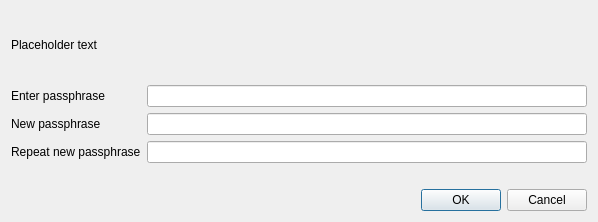
This is src/qt/forms/askpassphrasedialog.ui in oro-cm/ORO as Qt 5 draws it before an edit. The edited form follows.
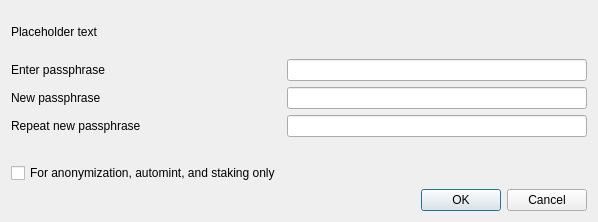
This is the edited form.

The edit to the form file:
```diff
--- a/src/qt/forms/askpassphrasedialog.ui
+++ b/src/qt/forms/askpassphrasedialog.ui
@@ -108,6 +108,22 @@
        </property>
       </widget>
      </item>
+     <item row="4" column="0">
+      <widget class="QCheckBox" name="anonymizationCheckBox">
+       <property name="enabled">
+        <bool>true</bool>
+       </property>
+       <property name="toolTip">
+        <string>Serves to disable the trivial sendmoney when OS account compromised. Provides no real security.</string>
+       </property>
+       <property name="text">
+        <string>For anonymization, automint, and staking only</string>
+       </property>
+       <property name="visible">
+        <bool>false</bool>
+       </property>
+      </widget>
+     </item>
     </layout>
    </item>
    <item>
```
